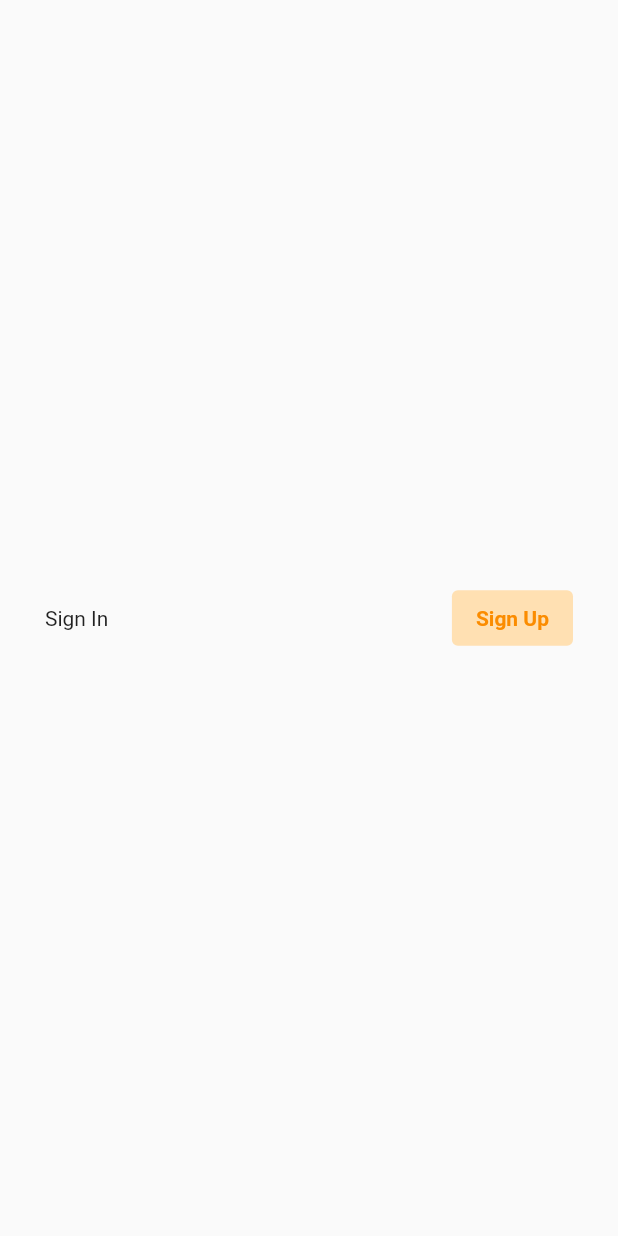
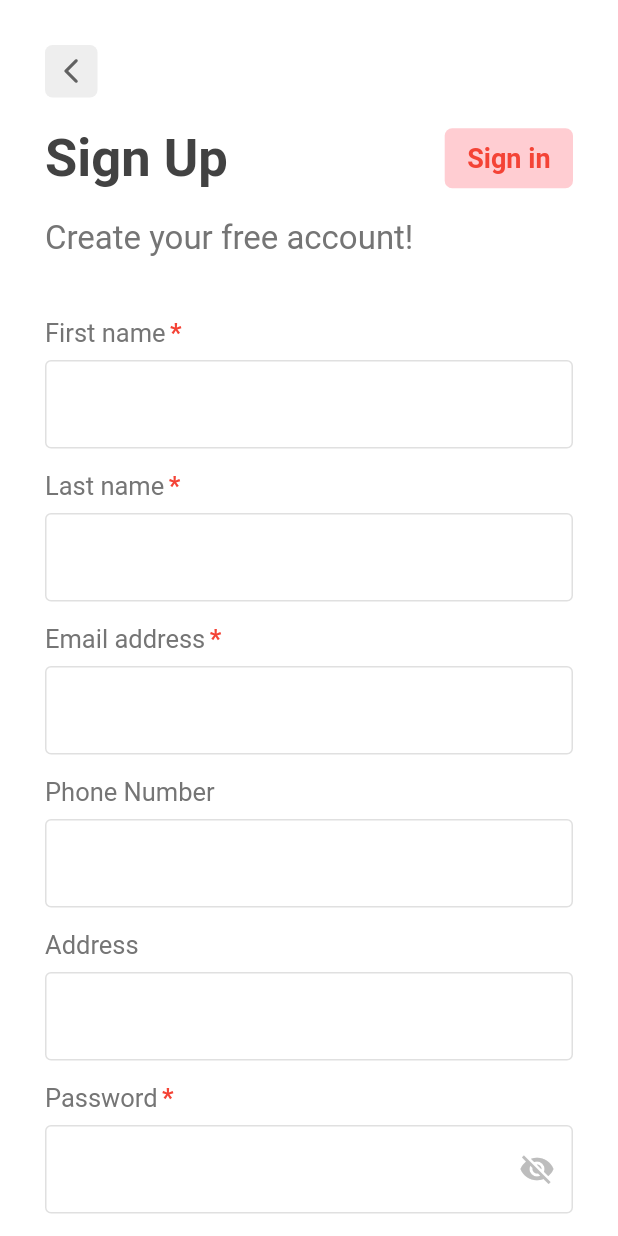
Before and after one commit to motasimfuad/sabzi_rider_app, a Flutter app: the screen it shows after launch, after a tap on "Sign Up", on a phone screen of 412 x 824 dp. Run offline on Flutter 3.47's test engine with Material 2 defaults, Android fonts, the phone set to English and light mode, and no system bars; our stand-ins replace get.

Commit message:
button and textfield refactored

```diff
--- /dev/null
+++ b/lib/app/core/values/colors.dart
@@ -0,0 +1,35 @@
+import 'package:flutter/material.dart';
+
+class KColors {
+  static const secondary = Color(0xFF489c45);
+
+  static const MaterialColor primary = MaterialColor(
+    _primaryValue,
+    <int, Color>{
+      50: Color(0xFFfabbbd),
+      100: Color(0xFFf78e91),
+      200: Color(0xFFf36165),
+      300: Color(0xFFf14a4f),
+      400: Color(0xFFf03439),
+      500: Color(_primaryValue),
+      600: Color(0xFFd61a20),
+      700: Color(0xFFbe171c),
+      800: Color(0xFFa71419),
+      900: Color(0xFF8f1115),
+    },
+  );
+  static const int _primaryValue = 0xFFee1d23;
+}
+
+
+// "50": "#fabbbd",
+//     "100": "#f78e91",
+//     "200": "#f36165",
+//     "300": "#f14a4f",
+//     "400": "#f03439",
+//     "500": "#ee1d23",
+//     "600": "#d61a20",
+//     "700": "#be171c",
+//     "800": "#a71419",
+//     "900": "#8f1115"
+//   };
--- a/lib/app/modules/login/login_view.dart
+++ b/lib/app/modules/login/login_view.dart
@@ -1,5 +1,11 @@
+import 'dart:ui';
+
 import 'package:flutter/material.dart';
-import 'package:sabzi_rider_app/app/widgets/button.dart';
+import 'package:get/get.dart';
+import 'package:sabzi_rider_app/app/core/values/colors.dart';
+import 'package:sabzi_rider_app/app/modules/register/register_view.dart';
+import 'package:sabzi_rider_app/app/widgets/k_button.dart';
+import 'package:sabzi_rider_app/app/widgets/k_text_field.dart';
 
 class LoginView extends StatelessWidget {
   const LoginView({Key? key}) : super(key: key);
@@ -12,19 +18,66 @@ class LoginView extends StatelessWidget {
             child: Padding(
           padding: const EdgeInsets.all(30.0),
           child: Column(
+            crossAxisAlignment: CrossAxisAlignment.start,
             children: [
               Row(
                 mainAxisAlignment: MainAxisAlignment.spaceBetween,
+                crossAxisAlignment: CrossAxisAlignment.center,
                 children: [
-                  const Text('Sign In'),
-                  Button(
+                  Text(
+                    'Sign in',
+                    style: TextStyle(
+                      fontSize: 35,
+                      fontWeight: FontWeight.bold,
+                      color: Colors.grey.shade800,
+                    ),
+                  ),
+                  KSmallButton(
                     text: 'Sign Up',
-                    btnColor: Colors.orange.shade100,
-                    btnHeight: 37,
-                    textColor: Colors.orange.shade600,
+                    onPressed: () {
+                      Get.to(
+                        () => const RegisterView(),
+                      );
+                    },
                   )
                 ],
-              )
+              ),
+              const SizedBox(height: 20),
+              Text(
+                'Welcome back, Rider!',
+                style: TextStyle(
+                  fontSize: 22,
+                  fontWeight: FontWeight.w400,
+                  color: Colors.grey.shade600,
+                ),
+              ),
+              const SizedBox(height: 40),
+              const KTextField(
+                labelText: 'Email Address',
+              ),
+              const KTextField(
+                labelText: 'Password',
+                isPassword: true,
+              ),
+              const SizedBox(height: 10),
+              Row(
+                mainAxisAlignment: MainAxisAlignment.end,
+                children: [
+                  Text(
+                    'Forgot password?',
+                    style: TextStyle(
+                      fontSize: 16,
+                      fontWeight: FontWeight.w400,
+                      color: Colors.grey.shade700,
+                    ),
+                  ),
+                ],
+              ),
+              const SizedBox(height: 30),
+              KPrimaryButton(
+                text: 'Get Started',
+                onPressed: () {},
+              ),
             ],
           ),
         )),
--- /dev/null
+++ b/lib/app/modules/register/register_view.dart
@@ -0,0 +1,145 @@
+import 'package:flutter/material.dart';
+import 'package:get/get.dart';
+import 'package:sabzi_rider_app/app/modules/login/login_view.dart';
+import 'package:sabzi_rider_app/app/widgets/k_button.dart';
+import 'package:sabzi_rider_app/app/widgets/k_dropdown.dart';
+import 'package:sabzi_rider_app/app/widgets/k_text_field.dart';
+
+class RegisterView extends StatelessWidget {
+  const RegisterView({Key? key}) : super(key: key);
+
+  @override
+  Widget build(BuildContext context) {
+    return Scaffold(
+      backgroundColor: Colors.white,
+      body: SafeArea(
+        child: Padding(
+          padding: const EdgeInsets.only(
+            top: 30.0,
+            left: 30.0,
+            right: 30.0,
+          ),
+          child: Column(
+            crossAxisAlignment: CrossAxisAlignment.start,
+            children: [
+              GestureDetector(
+                onTap: () {
+                  Get.back();
+                },
+                child: Container(
+                  height: 35,
+                  width: 35,
+                  decoration: BoxDecoration(
+                    color: Colors.grey.shade200,
+                    borderRadius: BorderRadius.circular(5),
+                  ),
+                  child: Center(
+                    child: Icon(
+                      Icons.arrow_back_ios_new_rounded,
+                      color: Colors.grey.shade700,
+                      size: 20,
+                    ),
+                  ),
+                ),
+              ),
+              const SizedBox(height: 20),
+
+              // header
+              Expanded(
+                child: SingleChildScrollView(
+                  child: Column(
+                    crossAxisAlignment: CrossAxisAlignment.start,
+                    children: [
+                      Row(
+                        mainAxisAlignment: MainAxisAlignment.spaceBetween,
+                        crossAxisAlignment: CrossAxisAlignment.center,
+                        children: [
+                          Text(
+                            'Sign Up',
+                            style: TextStyle(
+                              fontSize: 35,
+                              fontWeight: FontWeight.bold,
+                              color: Colors.grey.shade800,
+                            ),
+                          ),
+                          KSmallButton(
+                            text: 'Sign in',
+                            onPressed: () {
+                              Get.to(
+                                () => const LoginView(),
+                              );
+                            },
+                          )
+                        ],
+                      ),
+                      const SizedBox(height: 20),
+                      Text(
+                        'Create your free account!',
+                        style: TextStyle(
+                          fontSize: 22,
+                          fontWeight: FontWeight.w400,
+                          color: Colors.grey.shade600,
+                        ),
+                      ),
+                      const SizedBox(height: 40),
+                      const KTextField(
+                        labelText: 'First name',
+                        isRequired: true,
+                      ),
+                      const KTextField(
+                        labelText: 'Last name',
+                        isRequired: true,
+                      ),
+                      const KTextField(
+                        labelText: 'Email address',
+                        isRequired: true,
+                      ),
+                      const KTextField(
+                        labelText: 'Phone Number',
+                      ),
+                      const KTextField(
+                        labelText: 'Address',
+                      ),
+                      const KTextField(
+                        labelText: 'Password',
+                        isRequired: true,
+                        isPassword: true,
+                      ),
+                      const KTextField(
+                        labelText: 'Confirm password',
+                        isRequired: true,
+                        isPassword: true,
+                      ),
+                      KDropdown(
+                        labelText: 'Select vehicle type',
+                        items: const ['Item 1', 'Item 2'],
+                      ),
+                      Checkbox(
+                        value: true,
+                        onChanged: (_) {},
+                        checkColor: Colors.red,
+                        activeColor: Colors.grey.shade200,
+                        // shape: OutlinedBorder(
+                        //   side: BorderSide(
+                        //     width: 1,
+                        //     color: Colors.grey,
+                        //   ),
+                        // ),
+                      ),
+                      const SizedBox(height: 10),
+                      KPrimaryButton(
+                        text: 'Sign Up',
+                        onPressed: () {},
+                      ),
+                      const SizedBox(height: 30),
+                    ],
+                  ),
+                ),
+              ),
+            ],
+          ),
+        ),
+      ),
+    );
+  }
+}
--- a/lib/app/widgets/button.dart
+++ /dev/null
@@ -1,50 +0,0 @@
-import 'package:flutter/material.dart';
-
-class Button extends StatelessWidget {
-  String text;
-  Color btnColor;
-  Color textColor;
-  num btnHeight;
-
-  Button({
-    Key? key,
-    required this.text,
-    this.btnColor = Colors.orange,
-    this.textColor = Colors.white,
-    this.btnHeight = 54,
-  }) : super(key: key);
-
-  @override
-  Widget build(BuildContext context) {
-    return ElevatedButton(
-      style: ElevatedButton.styleFrom(
-        elevation: 0,
-        primary: btnColor,
-        fixedSize: Size(double.infinity, btnHeight.toDouble()),
-      ),
-      onPressed: () {},
-      child: Text(
-        text,
-        style: TextStyle(
-          color: textColor,
-          fontWeight: FontWeight.bold,
-        ),
-      ),
-    );
-  }
-}
-
-
-// Container(
-//       color: btnColor,
-//       height: height?.toDouble(),
-//       child: Padding(
-//         padding: const EdgeInsets.all(4.0),
-//         child: Text(
-//           text,
-//           style: TextStyle(
-//             color: textColor,
-//           ),
-//         ),
-//       ),
-//     )
--- /dev/null
+++ b/lib/app/widgets/k_button.dart
@@ -0,0 +1,77 @@
+import 'package:flutter/material.dart';
+import 'package:sabzi_rider_app/app/core/values/colors.dart';
+
+class KButton extends StatelessWidget {
+  final String text;
+  final VoidCallback onPressed;
+  final Color backgroundColor;
+  final Color textColor;
+  final double? btnHeight;
+  final double? btnWidth;
+  final double? fontSize;
+
+  const KButton({
+    required this.text,
+    required this.onPressed,
+    this.backgroundColor = KColors.primary,
+    this.textColor = Colors.white,
+    this.btnHeight,
+    this.btnWidth,
+    this.fontSize,
+  });
+
+  @override
+  Widget build(BuildContext context) {
+    return GestureDetector(
+      onTap: onPressed,
+      child: Container(
+        height: btnHeight,
+        width: btnWidth,
+        decoration: BoxDecoration(
+          color: backgroundColor,
+          borderRadius: BorderRadius.circular(5),
+        ),
+        child: Center(
+          child: Padding(
+            padding: const EdgeInsets.symmetric(horizontal: 15.0),
+            child: Text(
+              text,
+              style: TextStyle(
+                color: textColor,
+                fontWeight: FontWeight.bold,
+                fontSize: fontSize,
+              ),
+            ),
+          ),
+        ),
+      ),
+    );
+  }
+}
+
+class KPrimaryButton extends KButton {
+  const KPrimaryButton({
+    required String text,
+    required VoidCallback onPressed,
+  }) : super(
+          onPressed: onPressed,
+          text: text,
+          fontSize: 18,
+          btnHeight: 54,
+          btnWidth: double.infinity,
+        );
+}
+
+class KSmallButton extends KButton {
+  KSmallButton({
+    required String text,
+    required VoidCallback onPressed,
+  }) : super(
+          onPressed: onPressed,
+          text: text,
+          fontSize: 18,
+          btnHeight: 40,
+          textColor: Colors.red,
+          backgroundColor: Colors.red.shade100,
+        );
+}
--- /dev/null
+++ b/lib/app/widgets/k_dropdown.dart
@@ -0,0 +1,87 @@
+import 'package:flutter/material.dart';
+
+class KDropdown extends StatefulWidget {
+  List items;
+  final String labelText;
+  final bool isRequired;
+  KDropdown({
+    Key? key,
+    required this.items,
+    required this.labelText,
+    this.isRequired = false,
+  }) : super(key: key);
+
+  @override
+  _KDropdownState createState() => _KDropdownState();
+}
+
+class _KDropdownState extends State<KDropdown> {
+  // final items = [];
+  var selectedItem = 'Item 1';
+  @override
+  Widget build(BuildContext context) {
+    return Column(
+      children: [
+        Row(
+          children: [
+            Text(
+              widget.labelText,
+              style: TextStyle(
+                fontWeight: FontWeight.w400,
+                fontSize: 17,
+                color: Colors.grey.shade600,
+              ),
+            ),
+            widget.isRequired
+                ? const Padding(
+                    padding: EdgeInsets.symmetric(horizontal: 3),
+                    child: Text(
+                      '*',
+                      style: TextStyle(
+                        fontWeight: FontWeight.bold,
+                        fontSize: 17,
+                        color: Colors.red,
+                      ),
+                    ),
+                  )
+                : Container(width: 0),
+          ],
+        ),
+        const SizedBox(height: 8),
+        Container(
+          margin: const EdgeInsets.only(
+            bottom: 15,
+          ),
+          padding: const EdgeInsets.symmetric(
+            horizontal: 10,
+            vertical: 6,
+          ),
+          decoration: BoxDecoration(
+            border: Border.all(
+              color: Colors.grey.shade300,
+            ),
+            borderRadius: BorderRadius.circular(5),
+          ),
+          child: DropdownButtonHideUnderline(
+            child: DropdownButton(
+              value: selectedItem,
+              isExpanded: true,
+              items: const [],
+              // widget.items.map(buildMenuItem).toList() ?? [],
+              onChanged: (dynamic val) {
+                setState(() {
+                  selectedItem = val.toString();
+                });
+              },
+            ),
+          ),
+        ),
+      ],
+    );
+  }
+
+  DropdownMenuItem<String> buildMenuItem(String item) => DropdownMenuItem(
+        value: item,
+        child: Text(item),
+      );
+}
--- /dev/null
+++ b/lib/app/widgets/k_text_field.dart
@@ -0,0 +1,114 @@
+import 'package:flutter/material.dart';
+
+class KTextField extends StatefulWidget {
+  final TextEditingController? controller;
+  final String labelText;
+  final bool isPassword;
+  final bool isDisabled;
+  final bool isRequired;
+  const KTextField({
+    Key? key,
+    this.controller,
+    required this.labelText,
+    this.isPassword = false,
+    this.isDisabled = false,
+    this.isRequired = false,
+  }) : super(key: key);
+
+  @override
+  State<KTextField> createState() => _KTextFieldState();
+}
+
+class _KTextFieldState extends State<KTextField> {
+  bool isVisible = true;
+
+  @override
+  Widget build(BuildContext context) {
+    return Container(
+      margin: const EdgeInsets.only(
+        bottom: 15,
+      ),
+      child: Column(
+        crossAxisAlignment: CrossAxisAlignment.start,
+        children: [
+          Row(
+            children: [
+              Text(
+                widget.labelText,
+                style: TextStyle(
+                  fontWeight: FontWeight.w400,
+                  fontSize: 17,
+                  color: Colors.grey.shade600,
+                ),
+              ),
+              widget.isRequired
+                  ? const Padding(
+                      padding: EdgeInsets.symmetric(horizontal: 3),
+                      child: Text(
+                        '*',
+                        style: TextStyle(
+                          fontWeight: FontWeight.bold,
+                          fontSize: 17,
+                          color: Colors.red,
+                        ),
+                      ),
+                    )
+                  : Container(width: 0),
+            ],
+          ),
+          const SizedBox(height: 8),
+          TextField(
+            controller: widget.controller,
+            textInputAction: TextInputAction.next,
+            obscureText: widget.isPassword && isVisible,
+            style: TextStyle(
+              color: widget.isDisabled == true
+                  ? Colors.grey
+                  : Colors.grey.shade900,
+            ),
+            decoration: InputDecoration(
+              enabled: widget.isDisabled == true ? false : true,
+              fillColor: widget.isDisabled == true
+                  ? Colors.grey.shade200
+                  : Colors.white,
+              filled: true,
+              enabledBorder: OutlineInputBorder(
+                borderSide: BorderSide(
+                  color: Colors.grey.shade300,
+                ),
+              ),
+              disabledBorder: OutlineInputBorder(
+                borderSide: BorderSide(
+                  color: Colors.grey.shade300,
+                ),
+              ),
+              focusedBorder: const OutlineInputBorder(
+                borderSide: BorderSide(
+                  color: Colors.red,
+                  width: 2,
+                ),
+              ),
+              suffixIcon: widget.isPassword
+                  ? IconButton(
+                      splashColor: Colors.transparent,
+                      highlightColor: Colors.transparent,
+                      onPressed: () {
+                        setState(() {
+                          isVisible = !isVisible;
+                        });
+                      },
+                      icon: Icon(
+                        isVisible ? Icons.visibility_off : Icons.visibility,
+                        color: Colors.grey.shade400,
+                      ),
+                    )
+                  : Container(
+                      width: 0,
+                    ),
+            ),
+          ),
+        ],
+      ),
+    );
+  }
+}
--- a/lib/main.dart
+++ b/lib/main.dart
@@ -1,4 +1,5 @@
 import 'package:flutter/material.dart';
+import 'package:get/get.dart';
 import 'package:sabzi_rider_app/app/modules/login/login_view.dart';
 
 void main() {
@@ -11,13 +12,14 @@ class MyApp extends StatelessWidget {
   // This widget is the root of your application.
   @override
   Widget build(BuildContext context) {
-    return MaterialApp(
+    return GetMaterialApp(
       title: 'Flutter Demo',
       debugShowCheckedModeBanner: false,
       theme: ThemeData(
         primarySwatch: Colors.blue,
       ),
       home: const Scaffold(
+        backgroundColor: Colors.white,
         body: LoginView(),
       ),
     );
```
